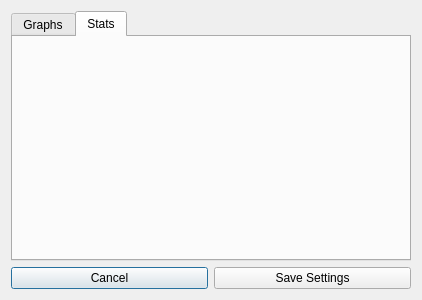
Qt form GUI/Preferences.ui (licface/memcached-manager) before a commit.
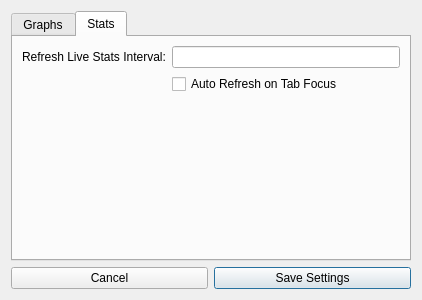
The same form after that commit. The open tabs and pages were chosen to show the change.

Commit message: Finished the Pref Panel for now Added Auto Refresh Interval to Pref Panel Added Auto Refresh on Tab Change to Pref Panel Changed the Default Buttons for Dialogs Increased the max string size on IP Address field to 255 to allow for domains instead of just IP's Made the stats panel start listening to the Auto Refresh on Tab Change

The edit to the form file:
```diff
--- a/GUI/Preferences.ui
+++ b/GUI/Preferences.ui
@@ -94,6 +94,42 @@
       <attribute name="title" >
        <string>Stats</string>
       </attribute>
+      <layout class="QVBoxLayout" name="verticalLayout_4" >
+       <item>
+        <layout class="QGridLayout" name="gridLayout" >
+         <item row="0" column="0" >
+          <widget class="QLabel" name="lblRefreshLiveInterval" >
+           <property name="text" >
+            <string>Refresh Live Stats Interval:</string>
+           </property>
+          </widget>
+         </item>
+         <item row="0" column="1" >
+          <widget class="QLineEdit" name="txtRefreshLiveStats" />
+         </item>
+         <item row="1" column="1" >
+          <widget class="QCheckBox" name="cbAutoRefresh" >
+           <property name="text" >
+            <string>Auto Refresh on Tab Focus</string>
+           </property>
+          </widget>
+         </item>
+        </layout>
+       </item>
+       <item>
+        <spacer name="verticalSpacer_2" >
+         <property name="orientation" >
+          <enum>Qt::Vertical</enum>
+         </property>
+         <property name="sizeHint" stdset="0" >
+          <size>
+           <width>20</width>
+           <height>40</height>
+          </size>
+         </property>
+        </spacer>
+       </item>
+      </layout>
      </widget>
     </widget>
    </item>
@@ -111,6 +147,9 @@
        <property name="text" >
         <string>Save Settings</string>
        </property>
+       <property name="default" >
+        <bool>true</bool>
+       </property>
       </widget>
      </item>
     </layout>
```
Left out of the diff: 10 changed lines with no effect on the pictures. The commit also changes 12 other files.
